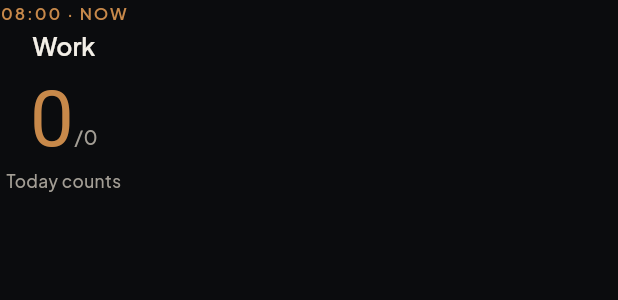
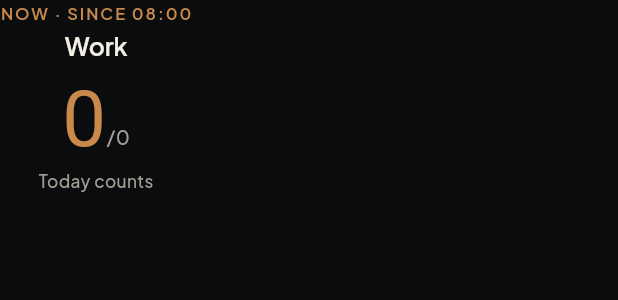
Before and after one commit to eminhuseyn313/ono_flutter, a Flutter app: the _DialCenter widget shown alone on an empty page, opened directly with empty values, on a phone screen of 412 x 824 dp. Shown: the top 300 px of the screen. Run offline on Flutter 3.47's test engine with Material 3 defaults, Android fonts, the phone set to English and light mode, and no system bars; our stand-ins replace clock, flutter_local_notifications, flutter_timezone, go_router, google_fonts, google_sign_in and 4 more; missing offline and left inert: device_calendar, health, home_widget, quick_actions; accounts and stored records are empty; Roboto replaces fonts that are missing (Instrument Serif).

Commit message:
Dial: "Now · since 08:00", so a long block doesn't read as the wrong time
Co-Authored-By: Claude Opus 5.5 <noreply@anthropic.com>
Claude-Session: https://claude.ai/code/session_013TDiVD3yAdvn7be94feCzP

```diff
--- a/lib/screens/home_screen.dart
+++ b/lib/screens/home_screen.dart
@@ -484,7 +484,7 @@ class _DialCenter extends StatelessWidget {
     return Column(
       mainAxisSize: MainAxisSize.min,
       children: [
-        Text(label?.eyebrow ?? '${block.timeLabel} · NOW',
+        Text(label?.eyebrow ?? 'NOW · SINCE ${block.timeLabel}',
             style: AppText.eyebrow(color: AppColors.accent)),
         const SizedBox(height: 4),
         Text(label?.title ?? block.title,
```
